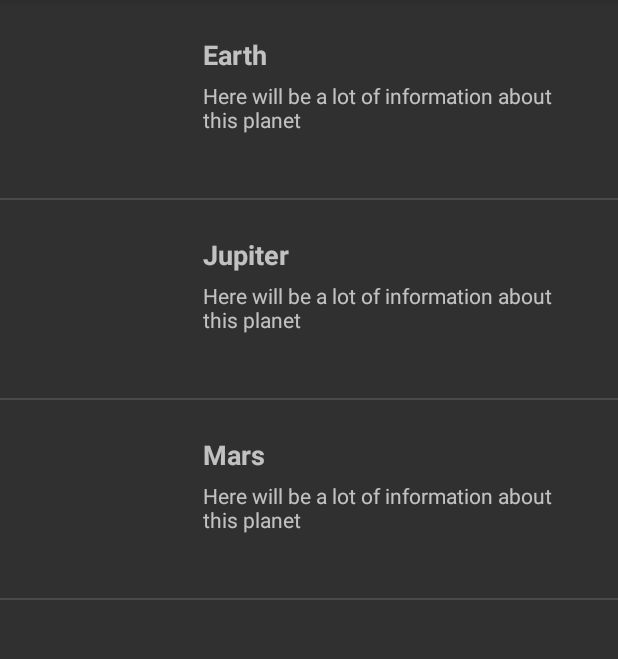
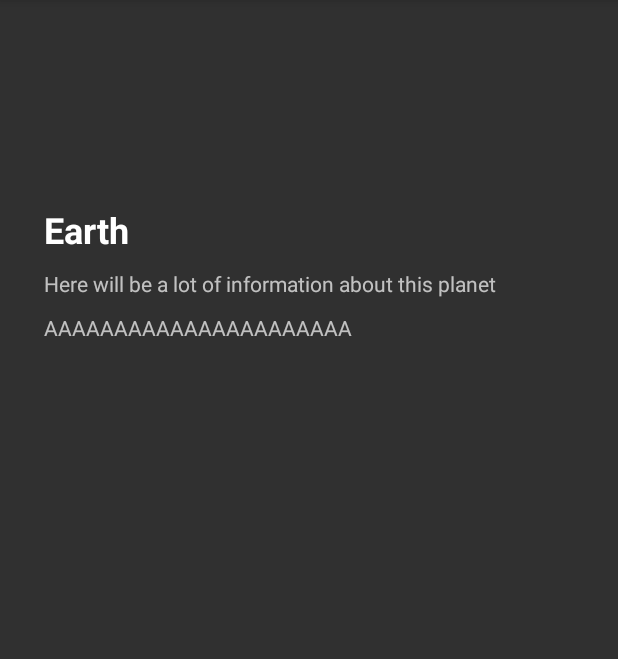
Before and after one commit to erlangshen312/solar_system, an Android app: the screen it shows after launch (PlanetsActivity before the commit, DetailActivity after it), after a tap on "Earth", on a phone screen of 412 x 824 dp, the part 84-743 px from its top. Run offline under Robolectric (Android 15) with nearby library versions, the phone set to English and light mode, and no system bars.

Commit message:
updated change detauil side, etc ...

```diff
--- a/app/src/main/AndroidManifest.xml
+++ b/app/src/main/AndroidManifest.xml
@@ -15,12 +15,14 @@
             android:theme="@style/Theme.AppCompat.NoActionBar">
             <intent-filter>
                 <action android:name="android.intent.action.MAIN" />
+
                 <category android:name="android.intent.category.LAUNCHER" />
             </intent-filter>
         </activity>
         <activity
             android:name=".activity.PlanetsActivity"
             android:screenOrientation="portrait" />
+        <activity android:name=".activity.DetailActivity"></activity>
     </application>
 
 </manifest>
--- /dev/null
+++ b/app/src/main/java/kg/enesaitech/planets/activity/DetailActivity.java
@@ -0,0 +1,43 @@
+package kg.enesaitech.planets.activity;
+
+import android.app.Activity;
+import android.support.v7.app.AppCompatActivity;
+import android.os.Bundle;
+import android.widget.TextView;
+import android.widget.Toast;
+
+import kg.enesaitech.planets.R;
+import kg.enesaitech.planets.db.Database;
+import kg.enesaitech.planets.db.Planets;
+
+public class DetailActivity extends Activity {
+
+    TextView nameTV, noteTV, descriptionTV;
+
+    int planet_id;
+    Database db = new Database(this);
+
+    @Override
+    protected void onCreate(Bundle savedInstanceState) {
+        super.onCreate(savedInstanceState);
+        setContentView(R.layout.activity_detail);
+
+        nameTV = findViewById(R.id.name_of_planet_detail);
+        noteTV = findViewById(R.id.note_of_planet_detail);
+        descriptionTV = findViewById(R.id.description_of_planet_detail);
+
+        Bundle bundle = getIntent().getExtras();
+        if (bundle == null) {
+            Toast.makeText(DetailActivity.this, "Your bundle: " + bundle , Toast.LENGTH_LONG).show();
+            finish();
+            return;
+        }
+        planet_id = bundle.getInt("planet_id");
+        Planets planet = db.getPlanet(planet_id);
+
+        nameTV.setText(planet.getName());
+        noteTV.setText(planet.getNote());
+        descriptionTV.setText(planet.getDescription());
+
+    }
+}
--- a/app/src/main/java/kg/enesaitech/planets/activity/PlanetsActivity.java
+++ b/app/src/main/java/kg/enesaitech/planets/activity/PlanetsActivity.java
@@ -2,7 +2,6 @@ package kg.enesaitech.planets.activity;
 
 import android.app.Activity;
 import android.content.Intent;
-import android.support.v7.app.AppCompatActivity;
 import android.os.Bundle;
 import android.util.Log;
 import android.view.View;
@@ -41,19 +40,13 @@ public class PlanetsActivity extends Activity {
                @Override
                public void onItemClick(AdapterView<?> parent, View view, int position, long id) {
 
-                   Toast.makeText(PlanetsActivity.this, "ID" + id, Toast.LENGTH_LONG).show();
-
-//                   if (planet.get(position).getLocked() == 1) {
-//                       Toast.makeText(TestListActivity.this, "Sorry this is disabled", Toast.LENGTH_LONG).show();
-//                   } else {
-//                       int test_id = tests.get(position).getId();
-//                       String test_name = tests.get(position).getName();
-//                       intent = new Intent(TestListActivity.this, AnswerActivity.class);
-//                       intent.putExtra("test_id", test_id);
-//                       Log.i("BUNDLE*******", "You clicked Item: " + test_id + " " + test_name);
-//                       Toast.makeText(TestListActivity.this, "Сиз " + test_name + " дегенди тандадыныз", Toast.LENGTH_LONG).show();
-//                       startActivity(intent);
-//                   }
+                   int planet_id = planet.get(position).getId();
+                   String planet_name = planet.get(position).getName();
+                   Intent intent = new Intent(PlanetsActivity.this, DetailActivity.class);
+                   intent.putExtra("planet_id", planet_id);
+                   Log.i("BUNDLE*******", "You clicked Item: " + planet_id + " " + planet_name);
+                   Toast.makeText(PlanetsActivity.this, "You choose: " + planet_name , Toast.LENGTH_LONG).show();
+                   startActivity(intent);
 
 
                }
--- a/app/src/main/java/kg/enesaitech/planets/db/Database.java
+++ b/app/src/main/java/kg/enesaitech/planets/db/Database.java
@@ -21,8 +21,9 @@ public class Database extends SQLiteOpenHelper {
             "CREATE TABLE sql_planets (" +
                     " id INTEGER PRIMARY KEY autoincrement," +
                     " name varchar(256), " +
-                    " note varchar(2000), " +
-                    " image varchar(256)" +
+                    " note varchar(256), " +
+                    " image varchar(256)," +
+                    " description varchar(5000)" +
                     " )";
 
     public Database(Context context) {
@@ -34,11 +35,10 @@ public class Database extends SQLiteOpenHelper {
     public void onCreate(SQLiteDatabase db) {
         db.execSQL(SQL_PLANETS);
 
-        db.execSQL("insert into sql_planets(id, name, note, image) values" +
-                "(1, 'Earth' , 'Here will be a lot of information about this planet', 'logo.png' ), " +
-                "(2, 'Jupiter' , 'Here will be a lot of information about this planet', 'logo.png' ), " +
-                "(3, 'Mars' , 'Here will be a lot of information about this planet', 'logo.png') "
-
+        db.execSQL("insert into sql_planets(id, name, note, image, description) values" +
+                "(1, 'Earth' , 'Here will be a lot of information about this planet', 'logo.png' , 'AAAAAAAAAAAAAAAAAAAAAA'), " +
+                "(2, 'Jupiter' , 'Here will be a lot of information about this planet', 'logo.png' , 'BBBBBBBBBBBBBBBBBBBBBBBBB'), " +
+                "(3, 'Mars' , 'Here will be a lot of information about this planet', 'logo.png', 'CCCCCCCCCCCCCCCCCCCCCCC') "
         );
     }
 
@@ -66,4 +66,23 @@ public class Database extends SQLiteOpenHelper {
         return planets;
     }
 
+    public Planets getPlanet(int planet_id) {
+        String selectQuery = "SELECT id, name, note, description, image FROM sql_planets  where id = " + planet_id + " order by id";
+        SQLiteDatabase db = this.getReadableDatabase();
+        Cursor c = db.rawQuery(selectQuery, null);
+        // looping through all rows and adding to list
+        Planets planet = null;
+        if (c.moveToFirst()) {
+            do {
+                planet = new Planets();
+                planet.setId(c.getInt(c.getColumnIndex("id")));
+                planet.setName(c.getString(c.getColumnIndex("name")));
+                planet.setNote(c.getString(c.getColumnIndex("note")));
+                planet.setImage(c.getString(c.getColumnIndex("image")));
+                planet.setDescription(c.getString(c.getColumnIndex("description")));
+            } while (c.moveToNext());
+        }
+        return planet;
+    }
+
 }
--- a/app/src/main/java/kg/enesaitech/planets/db/Planets.java
+++ b/app/src/main/java/kg/enesaitech/planets/db/Planets.java
@@ -9,6 +9,7 @@ public class Planets {
     private int id;
     private String name;
     private String note;
+    private String description;
     private String image;
 
     //constructor
@@ -48,4 +49,12 @@ public class Planets {
     public void setImage(String image) {
         this.image = image;
     }
+
+    public String getDescription() {
+        return description;
+    }
+
+    public void setDescription(String description) {
+        this.description = description;
+    }
 }
--- /dev/null
+++ b/app/src/main/res/layout/activity_detail.xml
@@ -0,0 +1,53 @@
+<?xml version="1.0" encoding="utf-8"?>
+<android.support.constraint.ConstraintLayout xmlns:android="http://schemas.android.com/apk/res/android"
+    xmlns:app="http://schemas.android.com/apk/res-auto"
+    xmlns:tools="http://schemas.android.com/tools"
+    android:layout_width="match_parent"
+    android:layout_height="match_parent"
+    tools:context="kg.enesaitech.planets.activity.DetailActivity">
+
+    <ScrollView
+        android:id="@+id/planet_scroll"
+        android:layout_width="393dp"
+        android:layout_height="495dp"
+        app:layout_constraintBottom_toBottomOf="parent"
+        app:layout_constraintEnd_toEndOf="parent"
+        app:layout_constraintStart_toStartOf="parent"
+        app:layout_constraintTop_toTopOf="parent">
+
+        <LinearLayout
+            android:id="@+id/linear_in_scroll"
+            android:layout_width="match_parent"
+            android:layout_height="wrap_content"
+            android:orientation="vertical"
+            android:paddingEnd="20dp"
+            android:paddingLeft="20dp"
+            android:paddingRight="20dp"
+            android:paddingStart="20dp">
+
+            <TextView
+                android:id="@+id/name_of_planet_detail"
+                android:layout_width="match_parent"
+                android:layout_height="wrap_content"
+                android:paddingBottom="10dp"
+                android:text="NAME"
+                android:textColor="@android:color/background_light"
+                android:textSize="24sp"
+                android:textStyle="bold" />
+
+            <TextView
+                android:id="@+id/note_of_planet_detail"
+                android:layout_width="match_parent"
+                android:layout_height="wrap_content"
+                android:paddingBottom="10dp"
+                android:text="NOTE" />
+
+            <TextView
+                android:id="@+id/description_of_planet_detail"
+                android:layout_width="match_parent"
+                android:layout_height="wrap_content"
+                android:paddingBottom="10dp"
+                android:text="DESCRIPTION" />
+        </LinearLayout>
+    </ScrollView>
+</android.support.constraint.ConstraintLayout>
--- a/app/src/main/res/layout/adapter_planet_item.xml
+++ b/app/src/main/res/layout/adapter_planet_item.xml
@@ -25,6 +25,7 @@
         android:layout_marginStart="8dp"
         android:layout_marginTop="8dp"
         android:text="Name of planet"
+        android:textColor="@android:color/background_light"
         android:textSize="18sp"
         android:textStyle="bold"
         app:layout_constraintStart_toEndOf="@+id/image_of_planet"
@@ -38,6 +39,7 @@
         android:layout_marginStart="8dp"
         android:layout_marginTop="8dp"
         android:text="Note of planet"
+        android:textColor="@android:color/darker_gray"
         app:layout_constraintBottom_toBottomOf="@+id/image_of_planet"
         app:layout_constraintStart_toEndOf="@+id/image_of_planet"
         app:layout_constraintTop_toBottomOf="@+id/name_of_planet"
```
